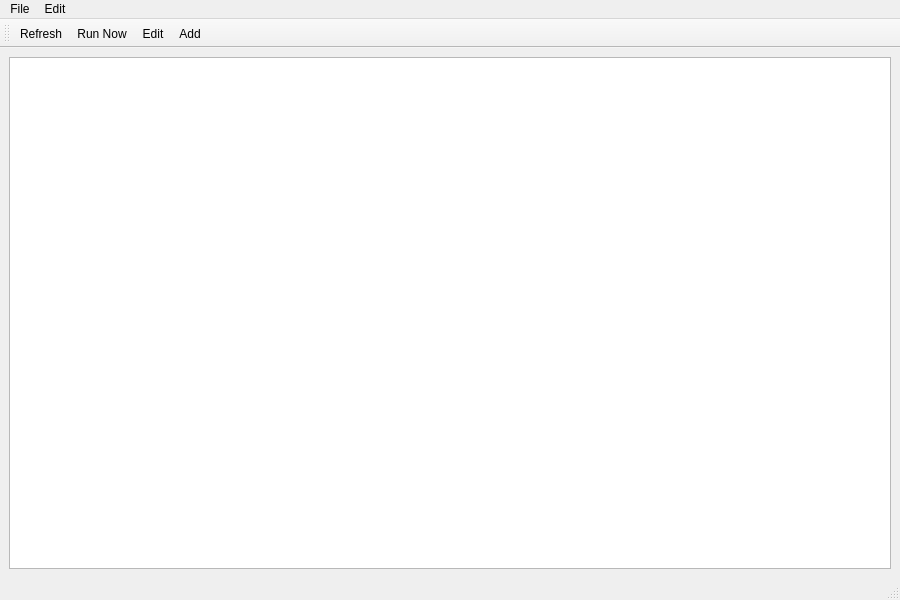
First picture: the form in command-center/src/ui/windows/main_window.ui, repository jonfast565/runinator, before the edit.
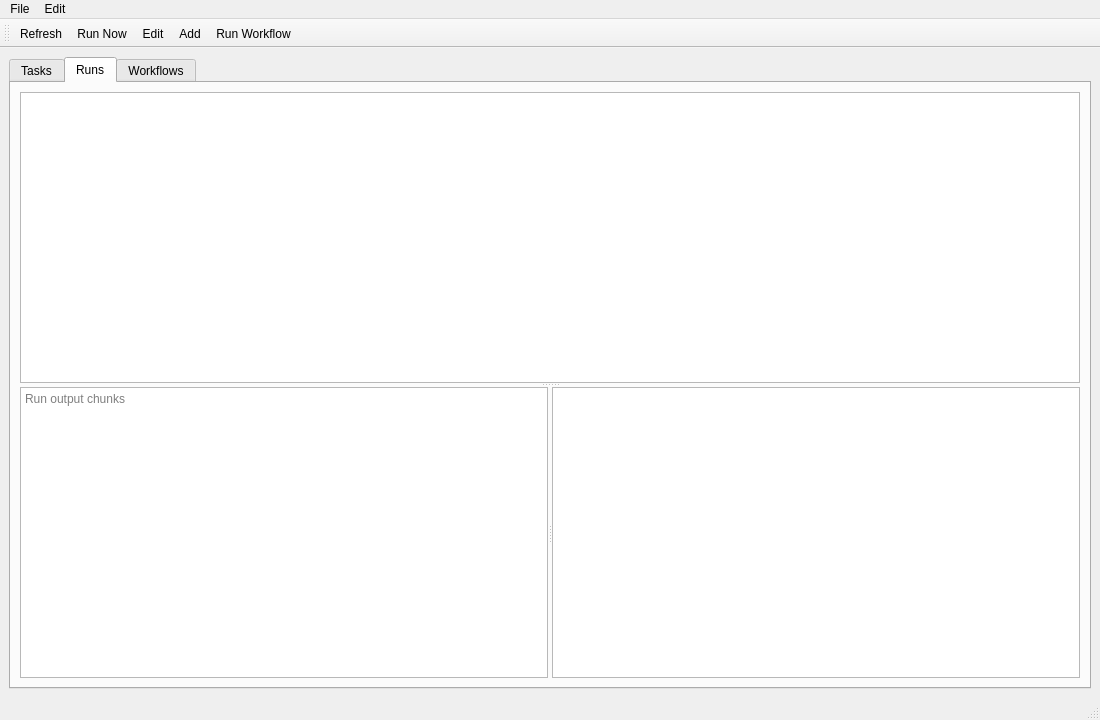
Second picture: the form after the edit. The open tabs and pages were chosen to show the change.

Commit message: Expand Runinator workflow automation

The edit to the form file:
```diff
--- a/command-center/src/ui/windows/main_window.ui
+++ b/command-center/src/ui/windows/main_window.ui
@@ -7,14 +7,83 @@
   </property>
   <property name="minimumSize">
    <size>
-    <width>900</width>
-    <height>600</height>
+    <width>1100</width>
+    <height>720</height>
    </size>
   </property>
   <widget class="QWidget" name="centralwidget">
    <layout class="QVBoxLayout" name="centralLayout">
     <item>
-     <widget class="QTableView" name="tableView"/>
+     <widget class="QTabWidget" name="tabWidget">
+      <property name="currentIndex">
+       <number>0</number>
+      </property>
+      <widget class="QWidget" name="tasksTab">
+       <attribute name="title">
+        <string>Tasks</string>
+       </attribute>
+       <layout class="QVBoxLayout" name="tasksLayout">
+        <item>
+         <widget class="QTableView" name="tableView"/>
+        </item>
+       </layout>
+      </widget>
+      <widget class="QWidget" name="runsTab">
+       <attribute name="title">
+        <string>Runs</string>
+       </attribute>
+       <layout class="QVBoxLayout" name="runsLayout">
+        <item>
+         <widget class="QSplitter" name="runsSplitter">
+          <property name="orientation">
+           <enum>Qt::Vertical</enum>
+          </property>
+          <widget class="QTableView" name="runsTableView"/>
+          <widget class="QSplitter" name="runDetailsSplitter">
+           <property name="orientation">
+            <enum>Qt::Horizontal</enum>
+           </property>
+           <widget class="QPlainTextEdit" name="runOutputEdit">
+            <property name="readOnly">
+             <bool>true</bool>
+            </property>
+            <property name="placeholderText">
+             <string>Run output chunks</string>
+            </property>
+           </widget>
+           <widget class="QTableView" name="artifactsTableView"/>
+          </widget>
+         </widget>
+        </item>
+       </layout>
+      </widget>
+      <widget class="QWidget" name="workflowsTab">
+       <attribute name="title">
+        <string>Workflows</string>
+       </attribute>
+       <layout class="QVBoxLayout" name="workflowsLayout">
+        <item>
+         <widget class="QSplitter" name="workflowsSplitter">
+          <property name="orientation">
+           <enum>Qt::Horizontal</enum>
+          </property>
+          <widget class="QTableView" name="workflowsTableView"/>
+          <widget class="QSplitter" name="workflowDetailsSplitter">
+           <property name="orientation">
+            <enum>Qt::Vertical</enum>
+           </property>
+           <widget class="QPlainTextEdit" name="workflowDefinitionEdit">
+            <property name="readOnly">
+             <bool>true</bool>
+            </property>
+           </widget>
+           <widget class="QGraphicsView" name="workflowGraphView"/>
+          </widget>
+         </widget>
+        </item>
+       </layout>
+      </widget>
+     </widget>
     </item>
    </layout>
   </widget>
@@ -23,7 +92,7 @@
     <rect>
      <x>0</x>
      <y>0</y>
-     <width>900</width>
+     <width>1100</width>
      <height>22</height>
     </rect>
    </property>
@@ -52,6 +121,7 @@
    <addaction name="actionRunNow"/>
    <addaction name="actionEdit"/>
    <addaction name="actionAdd"/>
+   <addaction name="actionRunWorkflow"/>
   </widget>
   <widget class="QStatusBar" name="statusbar"/>
   <action name="actionRefresh">
@@ -74,6 +144,11 @@
     <string>Add</string>
    </property>
   </action>
+  <action name="actionRunWorkflow">
+   <property name="text">
+    <string>Run Workflow</string>
+   </property>
+  </action>
   <action name="actionQuit">
    <property name="text">
     <string>Quit</string>
```
The commit also changes 60 other files.
